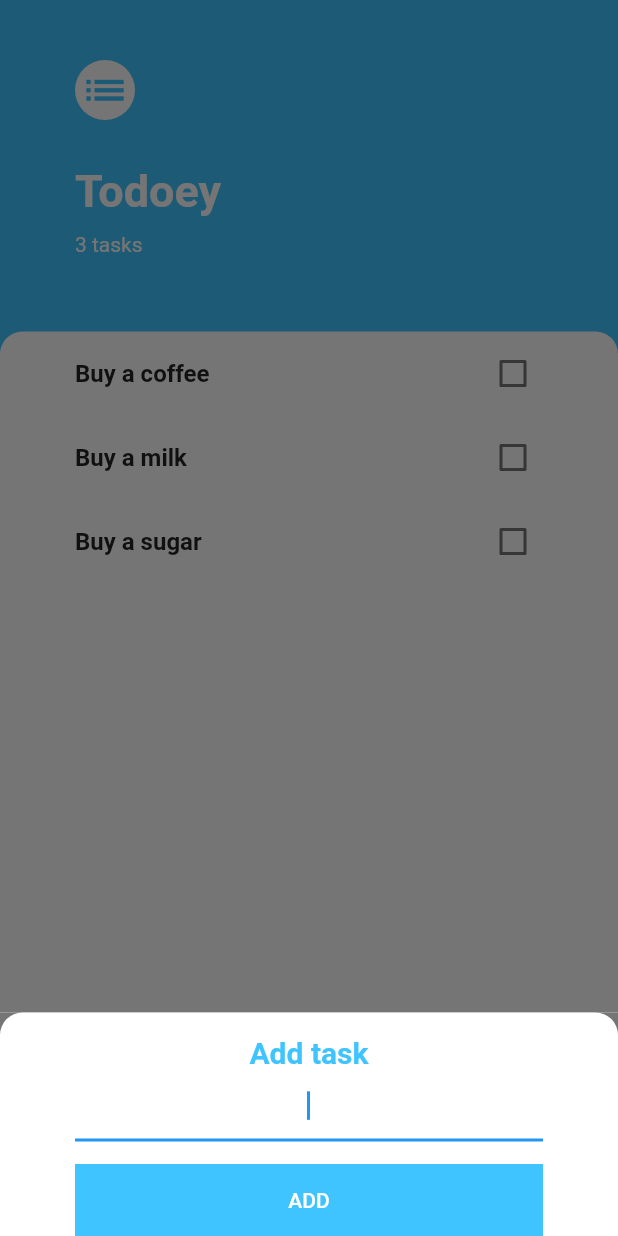
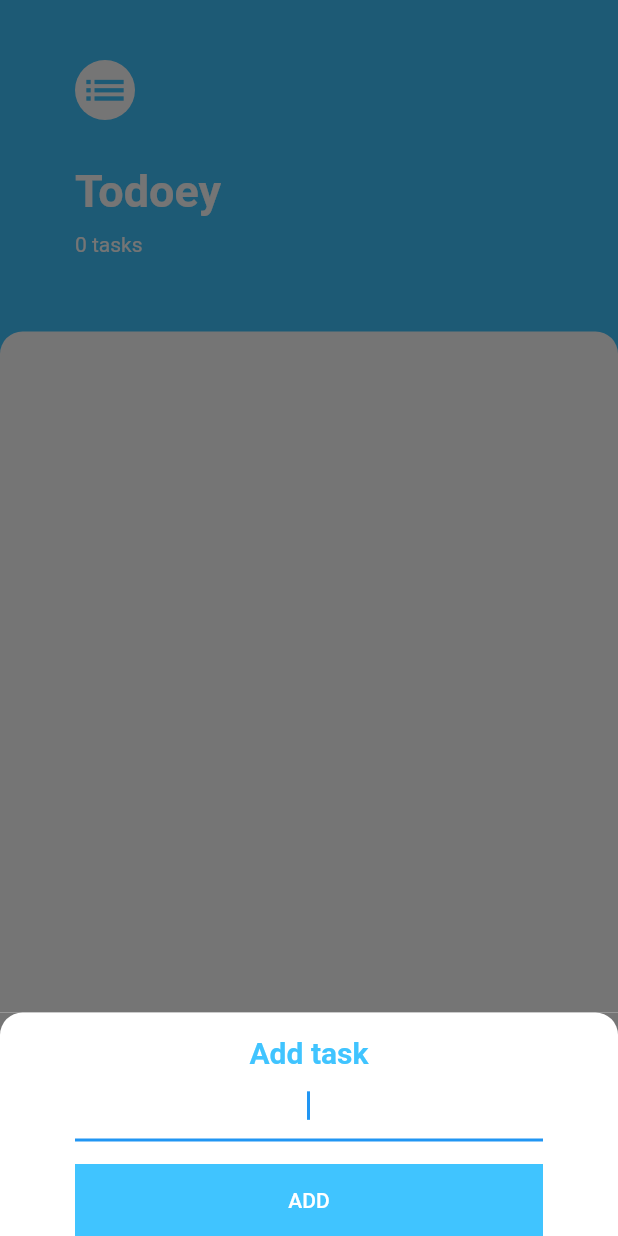
Before and after one commit to VukolRo/todoye, a Flutter app: the screen it shows after launch, after a tap on the "add" icon, on a phone screen of 412 x 824 dp. Run offline on Flutter 3.47's test engine with Material 2 defaults, Android fonts, the phone set to English and light mode, and no system bars.

Commit message:
completed project

```diff
--- a/lib/main.dart
+++ b/lib/main.dart
@@ -1,5 +1,8 @@
 import 'package:flutter/material.dart';
+import 'package:todoey/models/task_date.dart';
 import 'screens/tasks_screen.dart';
+import 'package:provider/provider.dart';
+import 'models/task_date.dart';
 
 void main() {
   runApp(const MyApp());
@@ -10,9 +13,12 @@ class MyApp extends StatelessWidget {
 
   @override
   Widget build(BuildContext context) {
-    return MaterialApp(
-      home: SafeArea(
-        child: TasksScreen(),
+    return ChangeNotifierProvider(
+      create: (context) => TaskDate(),
+      child: MaterialApp(
+        home: SafeArea(
+          child: TasksScreen(),
+        ),
       ),
     );
   }
--- a/lib/models/task.dart
+++ b/lib/models/task.dart
@@ -1,4 +1,6 @@
-class Task {
+import 'package:flutter/material.dart';
+
+class Task extends ChangeNotifier {
   String? name;
   bool isDone;
 
--- a/lib/screens/add_tasks_screen.dart
+++ b/lib/screens/add_tasks_screen.dart
@@ -1,10 +1,9 @@
 import 'package:flutter/material.dart';
+import 'package:provider/provider.dart';
+import 'package:todoey/models/task_date.dart';
 
 class AddTasksScreen extends StatelessWidget {
-  String? newTask;
-  Function addNewValue;
-
-  AddTasksScreen(this.addNewValue);
+  late String newTask;
 
   @override
   Widget build(BuildContext context) {
@@ -19,7 +18,8 @@ class AddTasksScreen extends StatelessWidget {
             topLeft: Radius.circular(15.0),
           ),
         ),
-        child: Column(
+        child: Consumer<TaskDate>(builder: (context, taskList, child) {
+          return Column(
             crossAxisAlignment: CrossAxisAlignment.stretch,
             children: [
               SizedBox(
@@ -47,7 +47,7 @@ class AddTasksScreen extends StatelessWidget {
                 color: Colors.lightBlueAccent,
                 child: TextButton(
                   onPressed: () {
-                  addNewValue(newTask);
+                    taskList.addTask(newTask);
                     Navigator.pop(context);
                   },
                   child: Text(
@@ -55,9 +55,10 @@ class AddTasksScreen extends StatelessWidget {
                     style: TextStyle(color: Colors.white),
                   ),
                 ),
-            )
+              ),
             ],
-        ),
+          );
+        }),
       ),
     );
   }
--- a/lib/screens/tasks_screen.dart
+++ b/lib/screens/tasks_screen.dart
@@ -1,7 +1,8 @@
 import 'package:flutter/material.dart';
 import 'package:todoey/widgets/tasks_list.dart';
 import 'package:todoey/screens/add_tasks_screen.dart';
-import 'package:todoey/models/task.dart';
+import 'package:provider/provider.dart';
+import 'package:todoey/models/task_date.dart';
 
 class TasksScreen extends StatefulWidget {
   @override
@@ -9,12 +10,6 @@ class TasksScreen extends StatefulWidget {
 }
 
 class _TasksScreenState extends State<TasksScreen> {
-  List<Task> tasks = [
-    Task(name: 'Buy a coffee'),
-    Task(name: 'Buy a milk'),
-    Task(name: 'Buy a sugar'),
-  ];
-
   @override
   Widget build(BuildContext context) {
     return Scaffold(
@@ -32,11 +27,7 @@ class _TasksScreenState extends State<TasksScreen> {
                       child: Container(
                     padding: EdgeInsets.only(
                         bottom: MediaQuery.of(context).viewInsets.bottom),
-                    child: AddTasksScreen((newValue) {
-                      setState(() {
-                        tasks.add(Task(name: newValue));
-                      });
-                    }),
+                    child: AddTasksScreen(),
                   )));
         },
       ),
@@ -80,10 +71,12 @@ class _TasksScreenState extends State<TasksScreen> {
                   height: 10.0,
                   width: double.infinity,
                 ),
-                Text(
-                  '${tasks.length} tasks',
-                  style: TextStyle(color: Colors.white),
-                ),
+                Consumer<TaskDate>(builder: (context, taskList, child) {
+                  return Text(
+                    '${taskList.taskCount} tasks',
+                    style: TextStyle(color: Colors.white),
+                  );
+                }),
                 SizedBox(
                   height: 50.0,
                   width: double.infinity,
@@ -101,7 +94,7 @@ class _TasksScreenState extends State<TasksScreen> {
                   topRight: Radius.circular(15.0),
                 ),
               ),
-              child: TasksList(tasks),
+              child: TasksList(),
             ),
           ),
         ],
--- a/lib/widgets/tasks_list.dart
+++ b/lib/widgets/tasks_list.dart
@@ -1,31 +1,28 @@
 import 'package:flutter/material.dart';
 import 'package:todoey/widgets/tasks_list_tile.dart';
-import 'package:todoey/models/task.dart';
+import 'package:todoey/models/task_date.dart';
+import 'package:provider/provider.dart';
 
-class TasksList extends StatefulWidget {
-  final List<Task>? tasks;
-  TasksList(this.tasks);
-
+class TasksList extends StatelessWidget {
   @override
-  State<TasksList> createState() => _TasksListState();
-}
-
-class _TasksListState extends State<TasksList> {
-  @override
-  Widget build(BuildContext context) {
+  build(BuildContext context) {
+    return Consumer<TaskDate>(builder: (context, taskList, child) {
       return ListView.builder(
         itemBuilder: (context, index) {
+          final task = taskList.tasks[index];
           return TaskListTile(
-          name: widget.tasks![index].name,
-          isChecked: widget.tasks![index].isDone,
-          toggledCheckBox: (value) {
-            setState(() {
-              widget.tasks![index].toggleDone();
-            });
+            name: task.name,
+            isChecked: task.isDone,
+            onChangedCallback: (value) {
+              taskList.updateTask(task);
+            },
+            longPressCallback: () {
+              taskList.deleteTask(task);
             },
           );
         },
-      itemCount: widget.tasks!.length,
+        itemCount: taskList.taskCount,
       );
+    });
   }
 }
--- a/pubspec.yaml
+++ b/pubspec.yaml
@@ -15,6 +15,7 @@ dev_dependencies:
   flutter_test:
     sdk: flutter
   flutter_lints: ^2.0.0
+  provider: ^6.0.3
 
 flutter:
   uses-material-design: true
```
Also changed, not shown: lib/models/task_date.dart (added, +37 -0 lines), lib/widgets/tasks_list_tile.dart (+20 -6 lines), pubspec.lock. Lines whose indentation alone changed are shown as unchanged.
